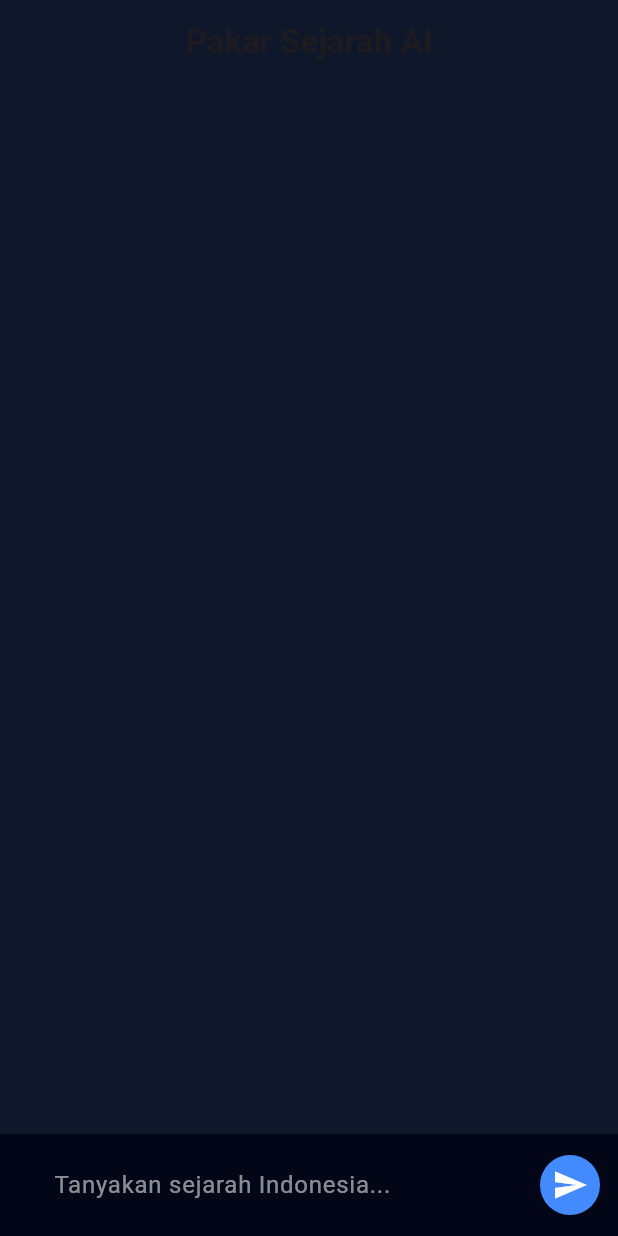
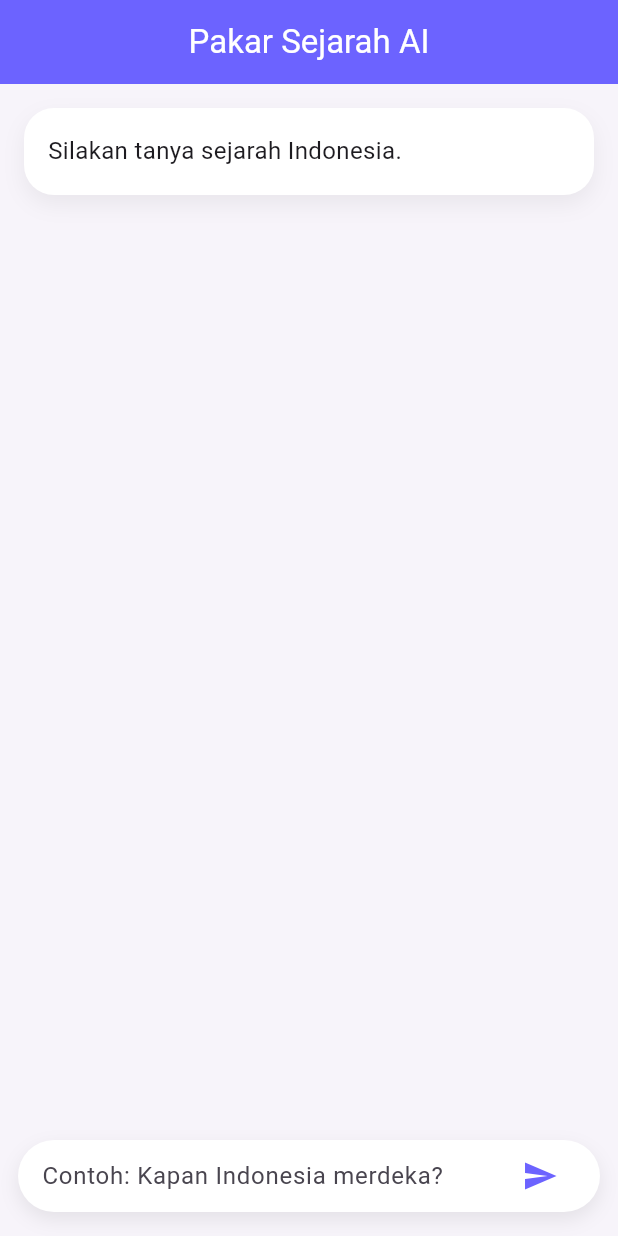
Before and after one commit to dandinugraha2001-code/tugas_mobile_ai_kedinasan, a Flutter app: the screen it shows after launch, after a tap on the "send" icon, on a phone screen of 412 x 824 dp. Run offline on Flutter 3.47's test engine with Material 3 defaults, Android fonts, the phone set to English and light mode, and no system bars; our stand-ins replace flutter_dotenv.

```diff
--- a/lib/main.dart
+++ b/lib/main.dart
@@ -6,140 +6,233 @@ import 'package:flutter_dotenv/flutter_dotenv.dart';
 Future<void> main() async {
   WidgetsFlutterBinding.ensureInitialized();
   await dotenv.load(fileName: ".env");
-  runApp(const AIChatApp());
+  runApp(const MyApp());
 }
 
-class AIChatApp extends StatelessWidget {
-  const AIChatApp({super.key});
+class MyApp extends StatelessWidget {
+  const MyApp({super.key});
 
   @override
   Widget build(BuildContext context) {
     return MaterialApp(
       debugShowCheckedModeBanner: false,
       theme: ThemeData(
-        fontFamily: 'Roboto',
-        useMaterial3: true,
+        scaffoldBackgroundColor: const Color(0xFFF7F4FA),
+        appBarTheme: const AppBarTheme(
+          backgroundColor: Color(0xFF6C63FF),
+          foregroundColor: Colors.white,
+          elevation: 0,
         ),
-      home: const ChatScreen(),
+      ),
+      home: const ChatPage(),
     );
   }
 }
 
-class ChatScreen extends StatefulWidget {
-  const ChatScreen({super.key});
+class ChatPage extends StatefulWidget {
+  const ChatPage({super.key});
 
   @override
-  State<ChatScreen> createState() => _ChatScreenState();
+  State<ChatPage> createState() => _ChatPageState();
 }
 
-class _ChatScreenState extends State<ChatScreen> {
+class _ChatPageState extends State<ChatPage> {
   final TextEditingController _controller = TextEditingController();
-  final List<Map<String, String>> _messages = [];
-  bool _isTyping = false;
 
-  Future<void> _sendMessage(String text) async {
-    if (text.trim().isEmpty) return;
+  String _response = "Silakan tanya sejarah Indonesia.";
+  bool _loading = false;
+  String? _modelName;
+
+  // ============================
+  // LOAD MODEL VALID (TIDAK DIUBAH)
+  // ============================
+  Future<void> _loadValidModel(String apiKey) async {
+    final uri = Uri.parse(
+      "https://generativelanguage.googleapis.com/v1beta/models?key=$apiKey",
+    );
+
+    final res = await http.get(uri);
+    if (res.statusCode != 200) {
+      throw Exception("Gagal mengambil daftar model: ${res.body}");
+    }
+
+    final data = jsonDecode(res.body);
+    final models = data["models"] as List<dynamic>;
+
+    for (final m in models) {
+      final methods = (m["supportedGenerationMethods"] as List<dynamic>?)
+              ?.map((e) => e.toString())
+              .toList() ??
+          [];
+      if (methods.contains("generateContent")) {
+        _modelName = m["name"];
+        break;
+      }
+    }
+
+    if (_modelName == null) {
+      throw Exception("Tidak ada model yang mendukung generateContent.");
+    }
+  }
+
+  // ============================
+  // ASK AI (TIDAK DIUBAH)
+  // ============================
+  Future<void> _askAI(String question) async {
+    if (question.trim().isEmpty) return;
+
+    final apiKey = dotenv.env['GEMINI_API_KEY'];
+    if (apiKey == null || apiKey.isEmpty) {
+      setState(() {
+        _response = "❌ API Key tidak ditemukan di .env";
+      });
+      return;
+    }
 
     setState(() {
-      _messages.add({"role": "user", "text": text});
-      _isTyping = true;
+      _loading = true;
+      _response = "⏳ AI sedang berpikir...";
     });
 
+    try {
+      _modelName ??= (await () async {
+        await _loadValidModel(apiKey);
+        return _modelName!;
+      }());
+
+      final uri = Uri.parse(
+        "https://generativelanguage.googleapis.com/v1beta/$_modelName:generateContent?key=$apiKey",
+      );
+
+      final res = await http.post(
+        uri,
+        headers: {"Content-Type": "application/json"},
+        body: jsonEncode({
+          "contents": [
+            {
+              "parts": [
+                {
+                  "text":
+                      "Kamu adalah pakar sejarah Indonesia. Jawab dengan jelas:\n$question"
+                }
+              ]
+            }
+          ]
+        }),
+      );
+
+      if (res.statusCode != 200) {
+        throw Exception("API Error ${res.statusCode}: ${res.body}");
+      }
+
+      final data = jsonDecode(res.body);
+      setState(() {
+        _response =
+            data["candidates"]?[0]?["content"]?["parts"]?[0]?["text"] ??
+                "⚠️ Tidak ada jawaban dari AI.";
+      });
+    } catch (e) {
+      setState(() {
+        _response = "❌ Error: $e";
+      });
+    } finally {
+      setState(() {
+        _loading = false;
         _controller.clear();
-
-    // ==== SIMULASI AI (GANTI DENGAN API GEMINI KAMU) ====
-    await Future.delayed(const Duration(seconds: 2));
-    setState(() {
-      _messages.add({
-        "role": "ai",
-        "text":
-            "Indonesia merdeka pada tanggal 17 Agustus 1945 yang diproklamasikan oleh Ir. Soekarno dan Mohammad Hatta."
-      });
-      _isTyping = false;
       });
     }
+  }
 
+  // ============================
+  // UI CHAT MODERN
+  // ============================
   @override
   Widget build(BuildContext context) {
     return Scaffold(
-      backgroundColor: const Color(0xff0F172A),
       appBar: AppBar(
-        backgroundColor: Colors.transparent,
-        elevation: 0,
-        title: const Text(
-          "Pakar Sejarah AI",
-          style: TextStyle(fontWeight: FontWeight.bold),
-        ),
+        title: const Text("Pakar Sejarah AI"),
         centerTitle: true,
       ),
       body: Column(
         children: [
+          // CHAT AREA
           Expanded(
-            child: ListView.builder(
+            child: Padding(
               padding: const EdgeInsets.all(16),
-              itemCount: _messages.length,
-              itemBuilder: (context, index) {
-                final msg = _messages[index];
-                final isUser = msg["role"] == "user";
-                return ChatBubble(
-                  text: msg["text"]!,
-                  isUser: isUser,
-                );
-              },
+              child: Align(
+                alignment: Alignment.topLeft,
+                child: Container(
+                  width: double.infinity,
+                  padding: const EdgeInsets.all(16),
+                  decoration: BoxDecoration(
+                    color: Colors.white,
+                    borderRadius: BorderRadius.circular(20),
+                    boxShadow: [
+                      BoxShadow(
+                        color: Colors.black.withOpacity(0.06),
+                        blurRadius: 12,
+                        offset: const Offset(0, 6),
+                      ),
+                    ],
+                  ),
+                  child: SingleChildScrollView(
+                    child: Text(
+                      _response,
+                      style: const TextStyle(
+                        fontSize: 16,
+                        height: 1.6,
                       ),
                     ),
-
-          if (_isTyping)
-            const Padding(
-              padding: EdgeInsets.only(left: 16, bottom: 8),
-              child: Align(
-                alignment: Alignment.centerLeft,
-                child: Text(
-                  "AI sedang mengetik...",
-                  style: TextStyle(color: Colors.white70),
+                  ),
+                ),
               ),
             ),
           ),
 
-          _buildInputArea(),
+          // LOADING BAR
+          if (_loading)
+            const Padding(
+              padding: EdgeInsets.symmetric(horizontal: 16),
+              child: LinearProgressIndicator(minHeight: 3),
+            ),
+
+          // INPUT AREA
+          Padding(
+            padding: const EdgeInsets.fromLTRB(12, 8, 12, 16),
+            child: Container(
+              padding: const EdgeInsets.symmetric(horizontal: 16),
+              decoration: BoxDecoration(
+                color: Colors.white,
+                borderRadius: BorderRadius.circular(30),
+                boxShadow: [
+                  BoxShadow(
+                    color: Colors.black.withOpacity(0.08),
+                    blurRadius: 10,
+                    offset: const Offset(0, 5),
+                  ),
                 ],
-      ),
-    );
-  }
-
-  Widget _buildInputArea() {
-    return Container(
-      padding: const EdgeInsets.symmetric(horizontal: 12, vertical: 10),
-      decoration: const BoxDecoration(
-        color: Color(0xff020617),
               ),
               child: Row(
                 children: [
                   Expanded(
                     child: TextField(
                       controller: _controller,
-              style: const TextStyle(color: Colors.white),
-              decoration: InputDecoration(
-                hintText: "Tanyakan sejarah Indonesia...",
-                hintStyle: const TextStyle(color: Colors.white54),
-                filled: true,
-                fillColor: const Color(0xff020617),
-                border: OutlineInputBorder(
-                  borderRadius: BorderRadius.circular(25),
-                  borderSide: BorderSide.none,
+                      decoration: const InputDecoration(
+                        hintText: "Contoh: Kapan Indonesia merdeka?",
+                        border: InputBorder.none,
                       ),
-                contentPadding:
-                    const EdgeInsets.symmetric(horizontal: 20),
-              ),
-              onSubmitted: _sendMessage,
+                      onSubmitted: _askAI,
                     ),
                   ),
-          const SizedBox(width: 8),
-          CircleAvatar(
-            backgroundColor: Colors.blueAccent,
-            child: IconButton(
-              icon: const Icon(Icons.send, color: Colors.white),
-              onPressed: () => _sendMessage(_controller.text),
+                  IconButton(
+                    icon: const Icon(
+                      Icons.send,
+                      color: Color(0xFF6C63FF),
+                    ),
+                    onPressed: () => _askAI(_controller.text),
+                  ),
+                ],
+              ),
             ),
           ),
         ],
@@ -147,44 +240,3 @@ class _ChatScreenState extends State<ChatScreen> {
     );
   }
 }
-
-class ChatBubble extends StatelessWidget {
-  final String text;
-  final bool isUser;
-
-  const ChatBubble({
-    super.key,
-    required this.text,
-    required this.isUser,
-  });
-
-  @override
-  Widget build(BuildContext context) {
-    return Align(
-      alignment:
-          isUser ? Alignment.centerRight : Alignment.centerLeft,
-      child: Container(
-        margin: const EdgeInsets.symmetric(vertical: 6),
-        padding: const EdgeInsets.all(14),
-        constraints: const BoxConstraints(maxWidth: 280),
-        decoration: BoxDecoration(
-          color: isUser
-              ? Colors.blueAccent
-              : const Color(0xff1E293B),
-          borderRadius: BorderRadius.only(
-            topLeft: const Radius.circular(16),
-            topRight: const Radius.circular(16),
-            bottomLeft:
-                isUser ? const Radius.circular(16) : Radius.zero,
-            bottomRight:
-                isUser ? Radius.zero : const Radius.circular(16),
-          ),
-        ),
-        child: Text(
-          text,
-          style: const TextStyle(color: Colors.white),
-        ),
-      ),
-    );
-  }
-}
```
Lines whose indentation alone changed are shown as unchanged.
